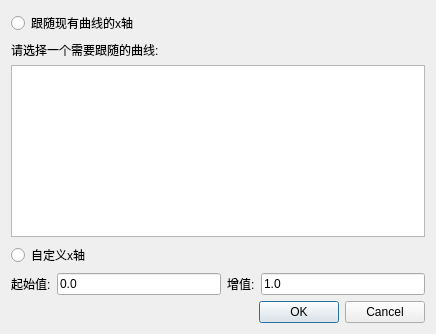
Qt form src/signACommonUI/SATendencyChartDataSelectDialog.ui (czyt1988/sa) before a commit.
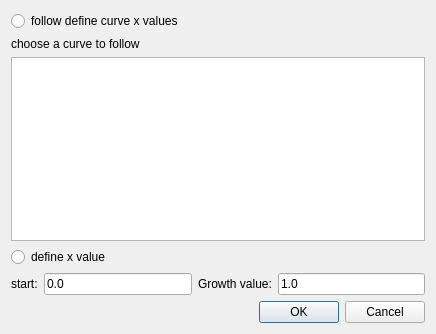
The same form after that commit.

```diff
--- a/src/signACommonUI/SATendencyChartDataSelectDialog.ui
+++ b/src/signACommonUI/SATendencyChartDataSelectDialog.ui
@@ -17,14 +17,14 @@
    <item>
     <widget class="QRadioButton" name="radioButton_follow">
      <property name="text">
-      <string>跟随现有曲线的x轴</string>
+      <string>follow define curve x values</string>
      </property>
     </widget>
    </item>
    <item>
     <widget class="QLabel" name="label_3">
      <property name="text">
-      <string>请选择一个需要跟随的曲线:</string>
+      <string>choose a curve to follow</string>
      </property>
     </widget>
    </item>
@@ -34,7 +34,7 @@
    <item>
     <widget class="QRadioButton" name="radioButton_selDef">
      <property name="text">
-      <string>自定义x轴</string>
+      <string>define x value</string>
      </property>
     </widget>
    </item>
@@ -43,7 +43,7 @@
      <item>
       <widget class="QLabel" name="label">
        <property name="text">
-        <string>起始值:</string>
+        <string>start:</string>
        </property>
       </widget>
      </item>
@@ -57,7 +57,7 @@
      <item>
       <widget class="QLabel" name="label_2">
        <property name="text">
-        <string>增值:</string>
+        <string>Growth value:</string>
        </property>
       </widget>
      </item>
```
Left out of the diff: 2 changed lines with no effect on the pictures.
